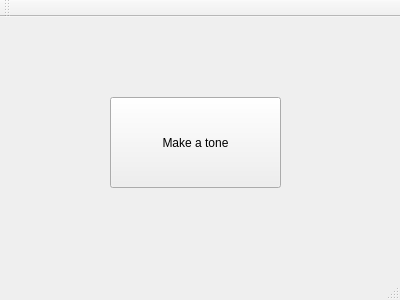
Qt form mainwindow.ui (azulflame/Midi_Midi) before a commit.
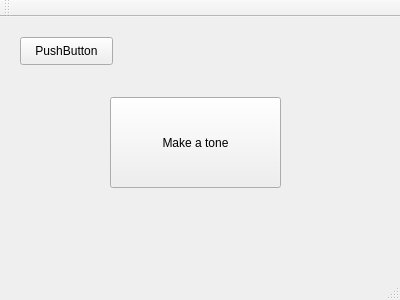
The same form after that commit.

Patch:
```diff
--- a/mainwindow.ui
+++ b/mainwindow.ui
@@ -27,6 +27,19 @@
      <string>Make a tone</string>
     </property>
    </widget>
+   <widget class="QPushButton" name="pushButton_2">
+    <property name="geometry">
+     <rect>
+      <x>20</x>
+      <y>20</y>
+      <width>93</width>
+      <height>28</height>
+     </rect>
+    </property>
+    <property name="text">
+     <string>PushButton</string>
+    </property>
+   </widget>
   </widget>
   <widget class="QMenuBar" name="menuBar">
    <property name="geometry">
```
Left out of the diff: 2 changed lines with no effect on the pictures.
